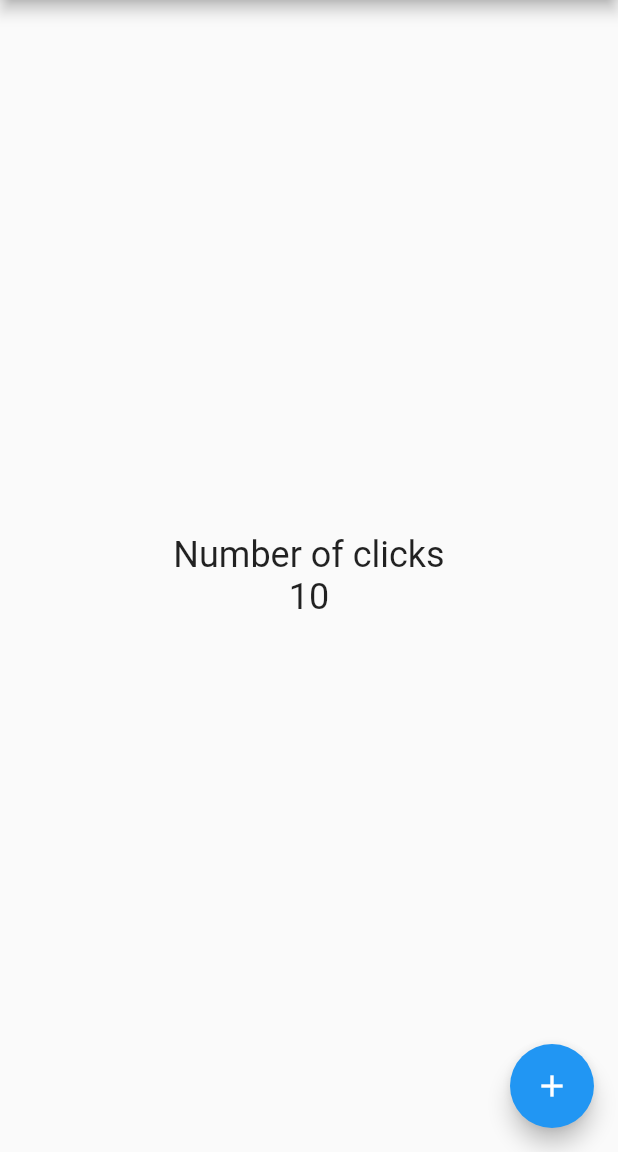
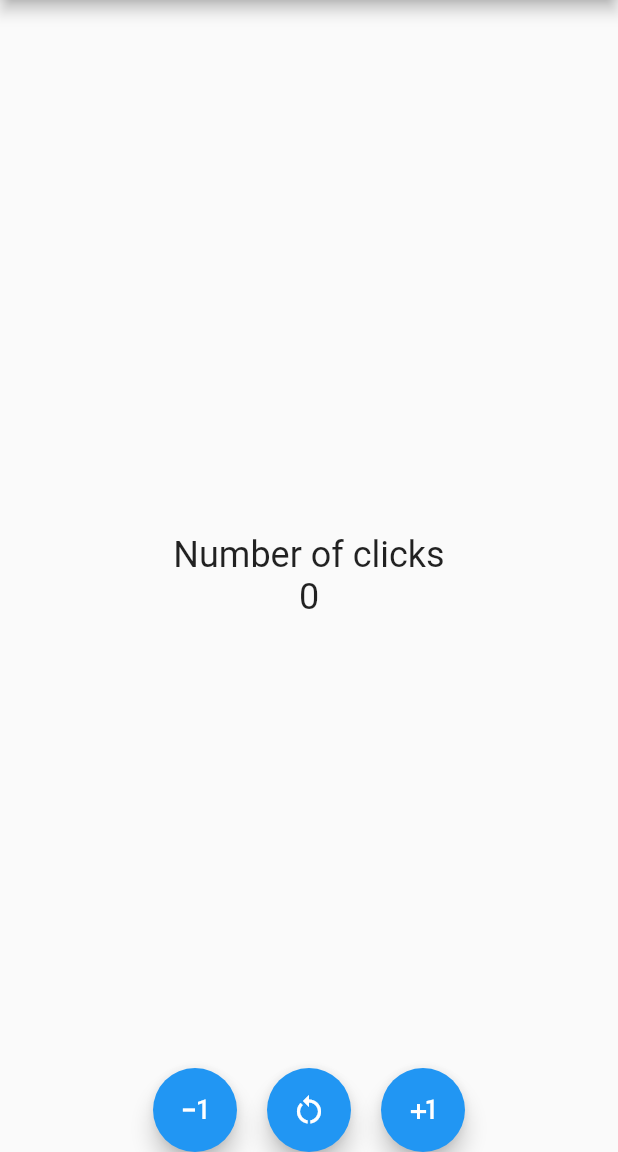
Before and after one commit to dennis-adrian/flutter-counter-app, a Flutter app: the screen it shows after launch, on a phone screen of 412 x 824 dp, the part 84-1236 px from its top. Run offline on Flutter 3.47's test engine with Material 2 defaults, Android fonts, the phone set to English and light mode, and no system bars.

Commit message:
Add extra actions to substract and reset the counter

```diff
--- a/lib/screens/counter_screen.dart
+++ b/lib/screens/counter_screen.dart
@@ -8,7 +8,7 @@ class CounterScreen extends StatefulWidget {
 }
 
 class _CounterScreenState extends State<CounterScreen> {
-  int counter = 10;
+  int counter = 0;
   @override
   Widget build(BuildContext context) {
     const fontSize24 = TextStyle(fontSize: 24);
@@ -26,15 +26,39 @@ class _CounterScreenState extends State<CounterScreen> {
           )
         ]),
       ),
-      floatingActionButton: FloatingActionButton(
-          child: const Icon(Icons.add),
+      floatingActionButton: Row(
+        mainAxisAlignment: MainAxisAlignment.center,
+        children: [
+          FloatingActionButton(
+              child: const Icon(Icons.exposure_minus_1),
               onPressed: () {
-            counter++;
+                counter--;
                 // primero cambiamos el valor de la property counter
                 // y setState notifica a Flutter que hubo un cambio interno
                 // para que redibuje el widget
                 setState(() {});
               }),
+          const SizedBox(
+            width: 20,
+          ),
+          FloatingActionButton(
+              child: const Icon(Icons.restart_alt),
+              onPressed: () {
+                counter = 0;
+                setState(() {});
+              }),
+          const SizedBox(
+            width: 20,
+          ),
+          FloatingActionButton(
+              child: const Icon(Icons.plus_one),
+              onPressed: () {
+                counter++;
+                setState(() {});
+              }),
+        ],
+      ),
+      floatingActionButtonLocation: FloatingActionButtonLocation.centerDocked,
     );
   }
 }
```
Lines whose indentation alone changed are shown as unchanged.
